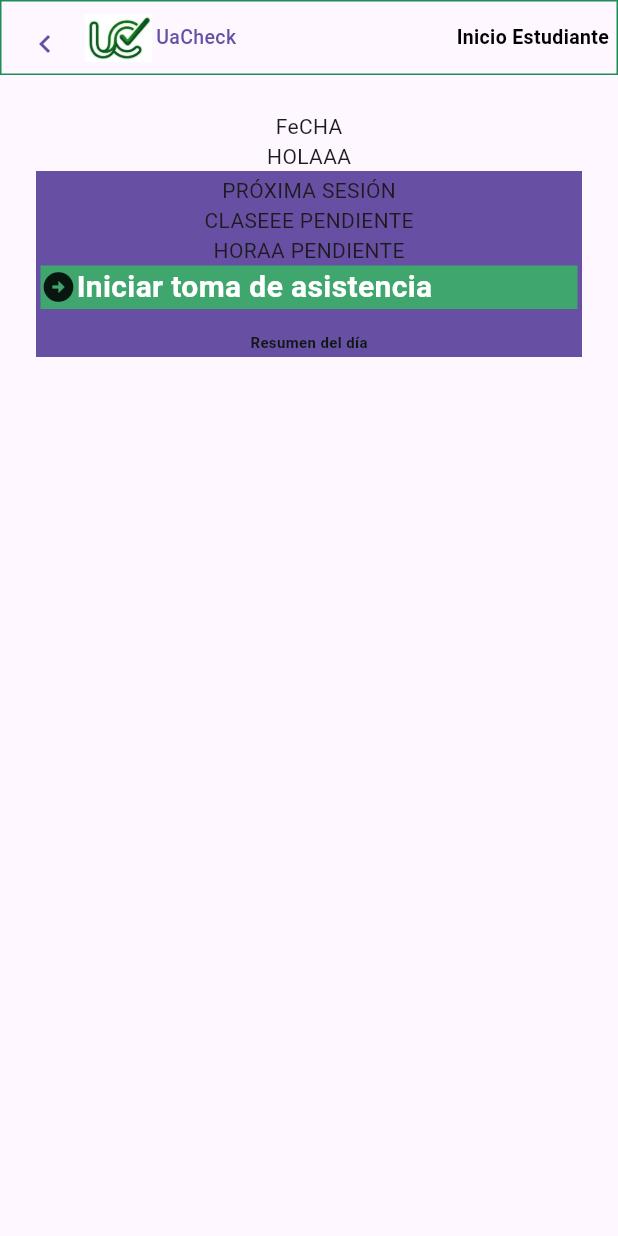
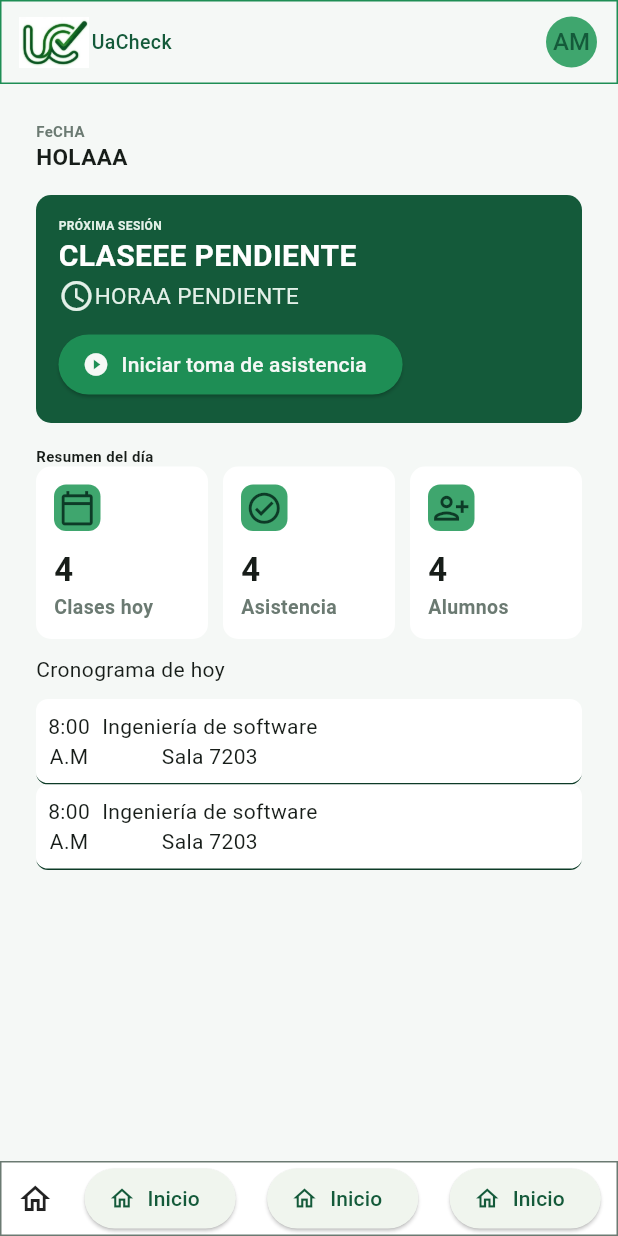
Before and after one commit to Camila-1706/app_uacheck, a Flutter app: the screen it shows after launch, on a phone screen of 412 x 824 dp. Run offline on Flutter 3.47's test engine with Material 3 defaults, Android fonts, the phone set to English and light mode, and no system bars; our stand-ins replace flutter_riverpod, go_router, supabase_flutter; accounts and stored records are empty.

Commit message:
Pantalla home del profesor + widgets reutilizables

```diff
--- a/lib/main.dart
+++ b/lib/main.dart
@@ -2,7 +2,8 @@ import 'package:app_uacheck_1/config/router/app_router.dart';
 import 'package:app_uacheck_1/presentation/screens/auth/login_screen.dart';
 import 'package:app_uacheck_1/presentation/screens/auth/register_screen.dart';
 import 'package:app_uacheck_1/presentation/screens/home/home_student_screen.dart';
-import 'package:app_uacheck_1/presentation/widgets/student/custom_card.dart';
+import 'package:app_uacheck_1/presentation/screens/home/home_teacher_screen.dart';
+import 'package:app_uacheck_1/presentation/widgets/teacher/summary_card.dart';
 import 'package:flutter/material.dart';
 import 'package:flutter_riverpod/flutter_riverpod.dart';
 import 'package:supabase_flutter/supabase_flutter.dart';
@@ -19,9 +20,10 @@ class MyApp extends StatelessWidget {
   @override
   Widget build(BuildContext context) {
     return MaterialApp(
+      theme: AppTheme.light,
       debugShowCheckedModeBanner: false,
       title: 'Material App',
-      home: HomeStudentScreen(),
+      home: HomeTeacherScreen(),
     );
   }
 }
--- a/lib/presentation/screens/auth/welcome_screen.dart
+++ b/lib/presentation/screens/auth/welcome_screen.dart
@@ -1,4 +1,5 @@
 import 'package:app_uacheck_1/config/theme/app_colors.dart';
+import 'package:app_uacheck_1/presentation/screens/auth/login_screen.dart';
 import 'package:flutter/material.dart';
 
 class WelcomeScreen extends StatelessWidget {
@@ -6,9 +7,9 @@ class WelcomeScreen extends StatelessWidget {
 
   @override
   Widget build(BuildContext context) {
-    return SafeArea(
-      child: Scaffold(
-        body: Column(
+    return Scaffold(
+      body: SafeArea(
+        child: Column(
           crossAxisAlignment: CrossAxisAlignment.stretch,
           children: [
             Container(
@@ -49,7 +50,9 @@ class WelcomeScreen extends StatelessWidget {
                   ),
                   SizedBox(height: 25),
                   OutlinedButton.icon(
-                    onPressed: () {},
+                    onPressed: () {
+                       Navigator.push(context, MaterialPageRoute(builder: (context) => const LoginScreen()));
+                    },
                     icon: Icon(Icons.assignment_ind_outlined),
                     label: Text('Soy Docente'),
                     style: ElevatedButton.styleFrom(
@@ -67,7 +70,9 @@ class WelcomeScreen extends StatelessWidget {
                   ),
                   SizedBox(height: 30),
                   OutlinedButton.icon(
-                    onPressed: () {},
+                    onPressed: () {
+                      Navigator.push(context, MaterialPageRoute(builder: (context) => const LoginScreen()));
+                    },
                     icon: Icon(Icons.school),
                     label: Text('Soy Estudiante'),
                     style: ElevatedButton.styleFrom(
--- a/lib/presentation/screens/home/home_teacher_screen.dart
+++ b/lib/presentation/screens/home/home_teacher_screen.dart
@@ -1,5 +1,8 @@
 import 'package:app_uacheck_1/config/theme/app_colors.dart';
 import 'package:app_uacheck_1/presentation/widgets/shared/custom_app_bar.dart';
+import 'package:app_uacheck_1/presentation/widgets/shared/custom_bottom_navigation.dart';
+import 'package:app_uacheck_1/presentation/widgets/teacher/schedule_title.dart';
+import 'package:app_uacheck_1/presentation/widgets/teacher/summary_card.dart';
 import 'package:flutter/material.dart';
 
 class HomeTeacherScreen extends StatelessWidget {
@@ -7,51 +10,157 @@ class HomeTeacherScreen extends StatelessWidget {
   @override
   Widget build(BuildContext context) {
     return Scaffold(
-      appBar: CustomAppBar(title: 'Inicio Estudiante',),
-      body: SafeArea(
+      appBar: CustomAppBar(
+        trailing: CircleAvatar(
+          child: Text('AM'),
+          backgroundColor: AppColors.primaryOnDark,
+          foregroundColor: AppColors.primary,
+        ),
+      ),
+      body: SingleChildScrollView(
+        child: SafeArea(
           child: Padding(
             padding: const EdgeInsets.all(24.0),
             child: Column(
+              crossAxisAlignment: CrossAxisAlignment.start,
               children: [
-
-              Text('FeCHA'),
-              Text('HOLAAA'),
+                Text(
+                  'FeCHA',
+                  style: TextStyle(
+                    color: AppColors.textMuted,
+                    fontWeight: FontWeight.bold,
+                    fontSize: 10.0,
+                  ),
+                ),
+                Text(
+                  'HOLAAA',
+                  style: TextStyle(
+                    color: Theme.of(context).colorScheme.onSurface,
+                    fontWeight: FontWeight.bold,
+                    fontSize: 15.0,
+                  ),
+                ),
+                SizedBox(height: 15),
                 Container(
-                padding: EdgeInsets.all(3.0),
+                  padding: EdgeInsets.all(15.0),
                   decoration: BoxDecoration(
-                  color: Theme.of(context).colorScheme.primary),
+                    borderRadius: BorderRadius.all(Radius.circular(10)),
+                    color: Theme.of(context).colorScheme.primary,
+                  ),
 
                   child: Column(
+                    crossAxisAlignment: CrossAxisAlignment.start,
                     children: [
-                    const Text('PRÓXIMA SESIÓN'),
-                    Text('CLASEEE PENDIENTE'),
-                    Text('HORAA PENDIENTE'),
-                    Container(
-                      decoration: BoxDecoration(color: AppColors.primaryOnDark ),
-                      child: Row(
-                      children: [
-                        Icon (Icons.arrow_circle_right),
-                        Text('Iniciar toma de asistencia', style: TextStyle(color: Colors.white, fontSize: 20, fontWeight: FontWeight.bold),),
-                      ],
-                    )),
-                    SizedBox(height: 15,),
-                    Text('Resumen del día', style: TextStyle( color: AppColors.darkBackground, fontSize: 10, fontWeight: FontWeight.bold),),
-                    Row(children: [
-                      Container(
-                        color: Colors.white,
-                        child: Column(
-                          children: [
-
-
-                          ],),)
-                    ],)
-
-
-                  ],),)
-
-          ]),
+                      const Text(
+                        'PRÓXIMA SESIÓN',
+                        style: TextStyle(
+                          color: AppColors.primarySoft,
+                          fontWeight: FontWeight.bold,
+                          fontSize: 8.0,
                         ),
                       ),
+                      Text(
+                        'CLASEEE PENDIENTE',
+                        style: TextStyle(
+                          color: Colors.white,
+                          fontWeight: FontWeight.bold,
+                          fontSize: 20.0,
+                        ),
+                      ),
+                      Row(
+                        children: [
+                          Icon(
+                            Icons.watch_later_outlined,
+                            color: AppColors.primarySoft,
+                          ),
+                          Text(
+                            'HORAA PENDIENTE',
+                            style: TextStyle(
+                              color: AppColors.primarySoft,
+                              fontSize: 15.0,
+                            ),
+                          ),
+                        ],
+                      ),
+                      SizedBox(height: 10),
+
+                      ElevatedButton.icon(
+                        style: ElevatedButton.styleFrom(
+                          backgroundColor: AppColors.success,
+                          foregroundColor: AppColors.background,
+                        ),
+                        onPressed: () {},
+                        icon: Icon(Icons.play_circle_fill),
+                        label: Text('Iniciar toma de asistencia'),
+                      ),
+                    ],
+                  ),
+                ),
+
+                SizedBox(height: 15),
+                Text(
+                  'Resumen del día',
+                  style: TextStyle(
+                    color: Theme.of(context).colorScheme.onSurface,
+                    fontSize: 10,
+                    fontWeight: FontWeight.bold,
+                  ),
+                ),
+                Row(
+                  children: [
+                    Expanded(
+                      child: SummaryCard(
+                        color: AppColors.primaryOnDark,
+                        icono: Icons.calendar_today_outlined,
+                        iconColor: AppColors.primaryDark,
+                        descripcion: 'Clases hoy',
+                        valor: '4',
+                      ),
+                    ),
+                    SizedBox(width: 10),
+
+                    Expanded(
+                      child: SummaryCard(
+                        color: AppColors.primaryOnDark,
+                        icono: Icons.check_circle_outline_sharp,
+                        iconColor: AppColors.primaryDark,
+                        descripcion: 'Asistencia',
+                        valor: '4',
+                      ),
+                    ),
+                    SizedBox(width: 10),
+                    Expanded(
+                      child: SummaryCard(
+                        color: AppColors.primaryOnDark,
+                        icono: Icons.person_add_alt,
+                        iconColor: AppColors.primaryDark,
+                        descripcion: 'Alumnos',
+                        valor: '4',
+                      ),
+                    ),
+                  ],
+                ),
+                SizedBox(height: 10),
+                Text('Cronograma de hoy'),
+                SizedBox(height: 10),
+                ScheduleTitle(
+                  time: '8:00',
+                  period: 'A.M',
+                  location: 'Sala 7203',
+                  nombreAsignatura: 'Ingeniería de software',
+                ),
+                ScheduleTitle(
+                  time: '8:00',
+                  period: 'A.M',
+                  location: 'Sala 7203',
+                  nombreAsignatura: 'Ingeniería de software',
+                ),
+              ],
+            ),
+          ),
+        ),
+      ),
+      bottomNavigationBar: CustomBottomNavigation(),
     );
   }
 }
--- a/lib/presentation/widgets/shared/custom_app_bar.dart
+++ b/lib/presentation/widgets/shared/custom_app_bar.dart
@@ -1,27 +1,39 @@
+// ignore_for_file: use_null_aware_elements
+
 import 'package:app_uacheck_1/config/theme/app_colors.dart';
 import 'package:flutter/material.dart';
 
-class CustomAppBar extends StatelessWidget implements PreferredSizeWidget{
-  final String title;
+class CustomAppBar extends StatelessWidget implements PreferredSizeWidget {
+  final String? title;
+  final bool showBackButton;
+  final VoidCallback? onBackTap;
+  final Widget? trailing;
 
-  const CustomAppBar({super.key, required this.title});
+  const CustomAppBar({
+    super.key,
+    this.onBackTap,
+    this.trailing,
+    this.showBackButton = false,
+    this.title,
+  });
 
   @override
   Widget build(BuildContext context) {
-    return Container(
-      padding: EdgeInsets.symmetric(horizontal: 5, vertical: 8),
-      decoration: BoxDecoration(
-        border: Border.all(color: AppColors.success),
-
-      ),
+    return SafeArea(
+      child: Container(
+        padding: EdgeInsets.symmetric(horizontal: 10, vertical: 10),
+        decoration: BoxDecoration(border: Border.all(color: AppColors.success)),
         child: Row(
           children: [
+            if (showBackButton)
               IconButton(
                 icon: Icon(
                   Icons.chevron_left,
                   color: Theme.of(context).colorScheme.primary,
                 ),
-            onPressed: () {},
+                onPressed: () {
+                  Navigator.pop(context);
+                },
               ),
 
             Image.asset('assets/images/logo_icon.png', width: 50, height: 50),
@@ -30,16 +42,26 @@ class CustomAppBar extends StatelessWidget implements PreferredSizeWidget{
               style: TextStyle(
                 color: Theme.of(context).colorScheme.primary,
                 fontSize: 13,
-              fontWeight: FontWeight.w500
+                fontWeight: FontWeight.w500,
               ),
             ),
             Spacer(flex: 1),
-          Text(title, style: TextStyle(color: Colors.black, fontSize: 13, fontWeight: FontWeight.bold)),
+            if (title != null && title!.isNotEmpty)
+              Text(
+                title!,
+                style: TextStyle(
+                  color: Colors.black,
+                  fontSize: 13,
+                  fontWeight: FontWeight.bold,
+                ),
+              ),
+            if (trailing != null) trailing!,
           ],
+        ),
       ),
     );
   }
 
   @override
-  Size get preferredSize => const Size.fromHeight(50);
+  Size get preferredSize => const Size.fromHeight(kToolbarHeight);
 }
--- /dev/null
+++ b/lib/presentation/widgets/shared/custom_bottom_navigation.dart
@@ -0,0 +1,52 @@
+import 'package:app_uacheck_1/config/theme/app_colors.dart';
+import 'package:flutter/material.dart';
+
+class CustomBottomNavigation extends StatelessWidget {
+  const CustomBottomNavigation({super.key});
+
+  @override
+  Widget build(BuildContext context) {
+    return Container(
+      decoration: BoxDecoration(
+        color: Theme.of(context).colorScheme.surface,
+        border: Border.all(color: AppColors.textMuted)
+
+        ),
+
+        child: SafeArea(
+          child: Row(
+            mainAxisAlignment: MainAxisAlignment.spaceAround,
+            children: [
+
+              Icon(
+                Icons.home_outlined,
+              ),
+
+
+              ElevatedButton.icon(
+                label: Text('Inicio'),
+                icon: Icon(Icons.home_outlined),
+                 onPressed: () {  },
+              ),
+
+              ElevatedButton.icon(
+                label: Text('Inicio'),
+                icon: Icon(Icons.home_outlined),
+                 onPressed: () {  },
+              ),
+
+              ElevatedButton.icon(
+                label: Text('Inicio'),
+                icon: Icon(Icons.home_outlined),
+                 onPressed: () {  },
+              )
+
+
+          ],
+                ),
+        ),
+
+
+    );
+  }
+}
--- a/lib/presentation/widgets/student/custom_card.dart
+++ /dev/null
@@ -1,33 +0,0 @@
-import 'package:app_uacheck_1/config/theme/app_colors.dart';
-import 'package:flutter/material.dart';
-
-class CustomCard extends StatelessWidget {
-
-  final Color color;
-  final Icon icono;
-  final String valor;
-  final String descripcion;
-
-  const CustomCard({super.key, required this.color, required this.icono, this.valor = '', required this.descripcion});
-
-
-  @override
-  Widget build(BuildContext context) {
-    return Card(
-      color: AppColors.background,
-      child: Column(
-        children: [
-          Container(
-            decoration: BoxDecoration(color: AppColors.primaryOnDark),
-            child: Icon(Icons.calendar_today_outlined ),
-            ),
-            Text(valor),
-            Text(descripcion),
-
-
-      ],),
-
-
-    );
-  }
-}
--- /dev/null
+++ b/lib/presentation/widgets/teacher/schedule_title.dart
@@ -0,0 +1,46 @@
+import 'package:app_uacheck_1/config/theme/app_colors.dart';
+import 'package:flutter/material.dart';
+
+class ScheduleTitle extends StatelessWidget {
+  final String time;
+  final String period;
+  final String nombreAsignatura;
+  final String location;
+
+  const ScheduleTitle({
+    super.key,
+    required this.time,
+    required this.period,
+    required this.nombreAsignatura,
+    required this.location,
+  });
+
+  @override
+  Widget build(BuildContext context) {
+    return Container(
+      clipBehavior: Clip.antiAlias,
+      decoration: BoxDecoration(
+        color: Theme.of(context).colorScheme.surface,
+        borderRadius: BorderRadius.circular(8.0),
+        border: Border(bottom: BorderSide(color: AppColors.primaryDark)),
+      ),
+      child: Container(
+        padding: EdgeInsets.all(8.0),
+        child: Row(
+          children: [
+            Column(children: [
+              Text(time),
+              Text(period),
+            ],),
+            SizedBox(width: 8,),
+            Column(children: [
+              Text(nombreAsignatura),
+              Text(location),
+            ],)
+        ],),
+
+
+        ),
+    );
+  }
+}
--- /dev/null
+++ b/lib/presentation/widgets/teacher/summary_card.dart
@@ -0,0 +1,49 @@
+import 'package:app_uacheck_1/config/theme/app_colors.dart';
+import 'package:flutter/material.dart';
+
+class SummaryCard extends StatelessWidget {
+  final Color color;
+  final IconData icono;
+  final String valor;
+  final String descripcion;
+  final Color iconColor;
+
+  const SummaryCard({
+    super.key,
+    required this.color,
+    required this.icono,
+    required this.valor,
+    required this.descripcion,
+    required this.iconColor,
+  });
+
+  @override
+  Widget build(BuildContext context) {
+    return Container(
+      padding: EdgeInsets.all(12.0),
+      decoration: BoxDecoration(
+        borderRadius: BorderRadius.circular(10.0),
+        color: Theme.of(context).colorScheme.surface,
+      ),
+      child: Column(
+        crossAxisAlignment: CrossAxisAlignment.start,
+        children: [
+          Container(
+            padding: EdgeInsets.all(3.0),
+            decoration: BoxDecoration(
+              borderRadius: BorderRadius.circular(8.0),
+              color: color
+              ),
+            child: Icon(icono, color: iconColor, size: 25,),
+          ),
+          SizedBox(height: 10),
+          Text(
+            valor,
+            style: TextStyle(fontSize: 22, fontWeight: FontWeight.bold),
+          ),
+          Text(descripcion, style: TextStyle(color: AppColors.textMuted, fontSize: 13, fontWeight: FontWeight.bold)),
+        ],
+      ),
+    );
+  }
+}
```
Lines whose indentation alone changed are shown as unchanged.
